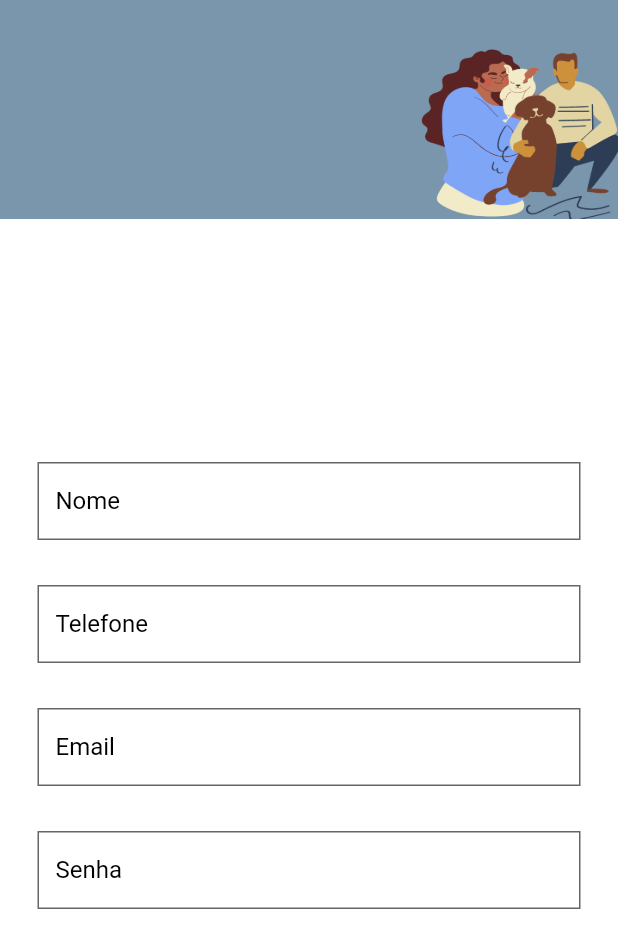
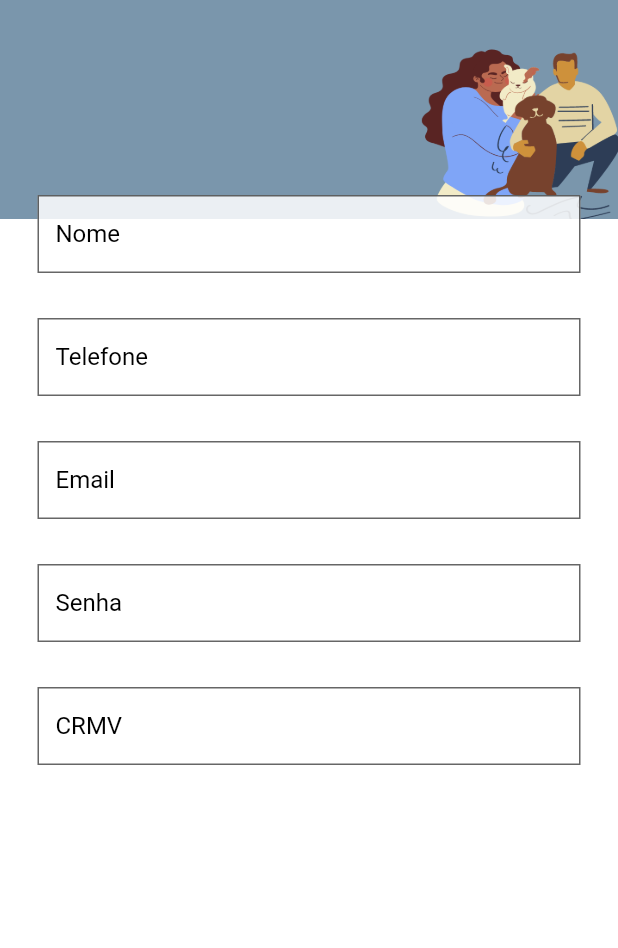
Before and after one commit to Mariana-Helena/C317-Conecte-Pet-App, a Flutter app: the CadastroUserPage screen opened directly, on a phone screen of 412 x 824 dp. Shown: the top 948 px of the screen. Run offline on Flutter 3.47's test engine with Material 2 defaults, Android fonts, the phone set to English and light mode, and no system bars.

Commit message:
update page cadastroUser

```diff
--- a/lib/cadastroUser.dart
+++ b/lib/cadastroUser.dart
@@ -1,6 +1,7 @@
 import 'package:flutter/material.dart';
 import 'menu.dart';
-
+import 'vacinas.dart';
+import 'main.dart';
 class CadastroUser extends StatelessWidget {
 
   @override
@@ -18,7 +19,7 @@ class CadastroUserPage extends StatefulWidget {
 }
 
 class CadastroUserState extends State<CadastroUserPage> {
-
+  static const IconData account_circle_rounded = IconData(0xf03e, fontFamily: 'MaterialIcons');
   @override
   Widget build(BuildContext context) {
     return Scaffold(
@@ -31,14 +32,21 @@ class CadastroUserState extends State<CadastroUserPage> {
               image: AssetImage("images/banner_cadastroUser.png"),
             ),
           ),
-        child: Center(
+        child: Container(
+          height: 550,
          child: SingleChildScrollView(
+            child: Column(
+                crossAxisAlignment: CrossAxisAlignment.center,
+                mainAxisAlignment: MainAxisAlignment.spaceEvenly,
+                children: <Widget>[
+                  new Container(
+                    height: 550,
                     child: Column(
                     children: <Widget>[
                     Padding(
                       //padding: const EdgeInsets.only(left:15.0,right: 15.0,top:0,bottom: 0),
                       padding: const EdgeInsets.only(
-                      left: 25, right: 25, top: 120, bottom: 30),
+                          left: 25, right: 25, top: 130, bottom: 30),
                       child: TextField(
                         style: TextStyle(
                           height: 0.75,
@@ -130,6 +138,69 @@ class CadastroUserState extends State<CadastroUserPage> {
                             )),
                       ),
                     ),
+                    Padding(
+                      padding: const EdgeInsets.only(
+                          left: 25, right: 25, top: 0, bottom: 30),
+                      //padding: EdgeInsets.symmetric(horizontal: 15),
+                      child: TextField(
+                        style: TextStyle(
+                          height: 0.75,
+                        ),
+                        obscureText: true,
+                        decoration: InputDecoration(
+                            border: OutlineInputBorder(
+                              borderRadius: BorderRadius.circular(0),
+                              borderSide: BorderSide(
+                                style: BorderStyle.solid,
+                              ),
+                            ),
+                            fillColor: Color.fromRGBO(255, 255, 255, 0.85),
+                            filled: true,
+                            labelText: 'CRMV',
+                            labelStyle: TextStyle(
+                              color: Colors.black,
+                            )),
+                      ),
+                    ),
+                  ],
+                  ),
+                  ),
+                  Container(
+                    height: 50,
+                    width: 270,
+                    child: Row(
+                      mainAxisAlignment: MainAxisAlignment.spaceEvenly,
+                      crossAxisAlignment: CrossAxisAlignment.center,
+                      children: <Widget>[
+                        FlatButton(
+                          color: Colors.lightBlue.shade800,
+                          disabledColor: Color.fromRGBO(238, 238, 238, 1),
+                          onPressed: ()   {
+                            Navigator.push(
+                                context, MaterialPageRoute(builder: (_) => Vacinas()));
+                            //para testar
+                          },
+                          child: Text(
+                            'Cadastrar',
+                            style: TextStyle(color: Colors.white, fontSize: 15),
+                          ),
+                        ),
+                        FlatButton(
+                          color: Colors.blueGrey.shade200,
+                          disabledColor: Color.fromRGBO(238, 238, 238, 1),
+                          onPressed: ()   {
+                            Navigator.push(
+                                context, MaterialPageRoute(builder: (_) => LoginDemo()));
+                            //para testar
+                          },
+                          child: Text(
+                            'Cancelar',
+                            style: TextStyle(color: Colors.white, fontSize: 15),
+                          ),
+                        ),
+                      ],
+                    ),
+                  ),
             ]
             ),
         ),
```
Lines whose indentation alone changed are shown as unchanged.
